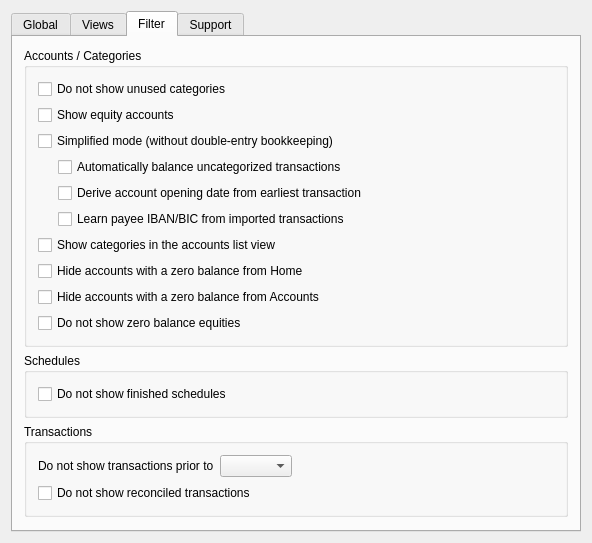
Old version of the form kmymoney/dialogs/settings/ksettingsgeneral.ui in the repository mzilinski/kmymoney.
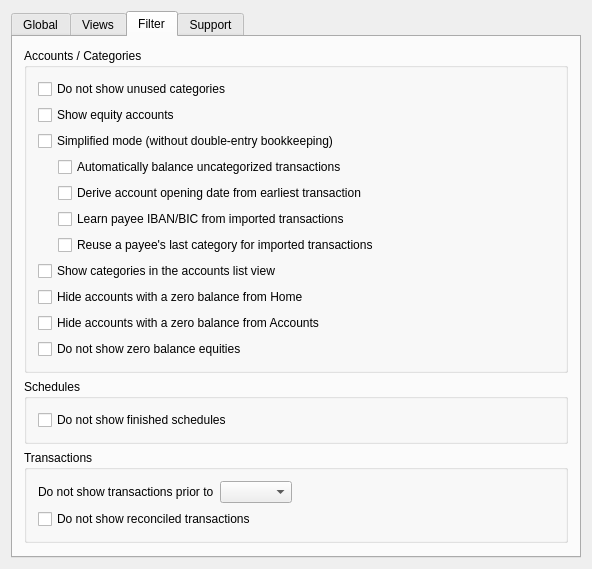
New version of the form. The open tabs and pages were chosen to show the change. Custom widgets are drawn as their Qt base class.

Commit message: MR11: SimpleModeLearnCategory — opt out of import category suggestion (LH-F-15)

The edit to the form file:
```diff
--- a/kmymoney/dialogs/settings/ksettingsgeneral.ui
+++ b/kmymoney/dialogs/settings/ksettingsgeneral.ui
@@ -536,6 +536,16 @@
                 </property>
                </widget>
               </item>
+              <item>
+               <widget class="QCheckBox" name="kcfg_SimpleModeLearnCategory">
+                <property name="whatsThis">
+                 <string>In simplified mode, when an imported transaction has no category, reuse the category last assigned to a transaction of the same payee in this account. Disable this to leave such imports uncategorized for deliberate manual categorization.</string>
+                </property>
+                <property name="text">
+                 <string>Reuse a payee's last category for imported transactions</string>
+                </property>
+               </widget>
+              </item>
              </layout>
             </item>
            </layout>
```
The commit also changes 3 other files.
